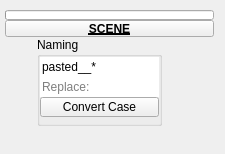
The window that tentacle/ui/uiLevel_3/scene.ui (m3trik/tentacle) describes before a commit, drawn with Qt 5.
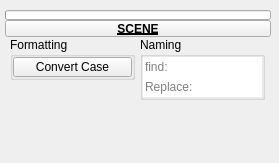
The same window after the commit. Custom widgets are drawn as their Qt base class.

```diff
--- a/tentacle/ui/uiLevel_3/scene.ui
+++ b/tentacle/ui/uiLevel_3/scene.ui
@@ -9,8 +9,8 @@
    <rect>
     <x>0</x>
     <y>0</y>
-    <width>225</width>
-    <height>154</height>
+    <width>279</width>
+    <height>163</height>
    </rect>
   </property>
   <property name="minimumSize">
@@ -43,8 +43,8 @@
      <rect>
       <x>5</x>
       <y>10</y>
-      <width>209</width>
-      <height>116</height>
+      <width>266</width>
+      <height>137</height>
      </rect>
     </property>
     <layout class="QGridLayout" name="gridLayout_2">
@@ -79,6 +79,35 @@
        </property>
       </widget>
      </item>
+     <item row="1" column="1" colspan="2">
+      <widget class="PushButtonDraggable" name="draggable_header">
+       <property name="minimumSize">
+        <size>
+         <width>19</width>
+         <height>17</height>
+        </size>
+       </property>
+       <property name="maximumSize">
+        <size>
+         <width>999</width>
+         <height>17</height>
+        </size>
+       </property>
+       <property name="font">
+        <font>
+         <weight>75</weight>
+         <bold>true</bold>
+         <underline>true</underline>
+        </font>
+       </property>
+       <property name="text">
+        <string>SCENE</string>
+       </property>
+       <property name="checkable">
+        <bool>true</bool>
+       </property>
+      </widget>
+     </item>
      <item row="2" column="1" colspan="2">
       <layout class="QHBoxLayout" name="horizontalLayout">
        <item>
@@ -87,7 +116,94 @@
           <number>0</number>
          </property>
          <item>
-          <widget class="QGroupBox" name="groupBox_4">
+          <widget class="QGroupBox" name="Formatting">
+           <property name="minimumSize">
+            <size>
+             <width>125</width>
+             <height>0</height>
+            </size>
+           </property>
+           <property name="maximumSize">
+            <size>
+             <width>125</width>
+             <height>999</height>
+            </size>
+           </property>
+           <property name="title">
+            <string>Formatting</string>
+           </property>
+           <layout class="QVBoxLayout" name="verticalLayout_4">
+            <property name="spacing">
+             <number>0</number>
+            </property>
+            <property name="leftMargin">
+             <number>0</number>
+            </property>
+            <property name="topMargin">
+             <number>0</number>
+            </property>
+            <property name="rightMargin">
+             <number>0</number>
+            </property>
+            <property name="bottomMargin">
+             <number>0</number>
+            </property>
+            <item>
+             <widget class="PushButton" name="tb000">
+              <property name="enabled">
+               <bool>true</bool>
+              </property>
+              <property name="minimumSize">
+               <size>
+                <width>0</width>
+                <height>20</height>
+               </size>
+              </property>
+              <property name="maximumSize">
+               <size>
+                <width>999</width>
+                <height>20</height>
+               </size>
+              </property>
+              <property name="toolTip">
+               <string>Convert the case of scene object names.</string>
+              </property>
+              <property name="text">
+               <string>Convert Case</string>
+              </property>
+              <property name="iconSize">
+               <size>
+                <width>18</width>
+                <height>18</height>
+               </size>
+              </property>
+             </widget>
+            </item>
+           </layout>
+          </widget>
+         </item>
+         <item>
+          <spacer name="verticalSpacer_2">
+           <property name="orientation">
+            <enum>Qt::Vertical</enum>
+           </property>
+           <property name="sizeHint" stdset="0">
+            <size>
+             <width>20</width>
+             <height>40</height>
+            </size>
+           </property>
+          </spacer>
+         </item>
+        </layout>
+       </item>
+       <item>
+        <layout class="QVBoxLayout" name="verticalLayout_2">
+         <property name="spacing">
+          <number>0</number>
+         </property>
+         <item>
+          <widget class="QGroupBox" name="Naming">
            <property name="minimumSize">
             <size>
              <width>125</width>
@@ -146,7 +262,7 @@
                <bool>true</bool>
               </property>
               <property name="text">
-               <string>pasted__*</string>
+               <string/>
               </property>
               <property name="maxLength">
                <number>99</number>
@@ -199,60 +315,9 @@
               </property>
              </widget>
             </item>
-            <item>
-             <widget class="ToolButton" name="tb000">
-              <property name="enabled">
-               <bool>true</bool>
-              </property>
-              <property name="minimumSize">
-               <size>
-                <width>0</width>
-                <height>20</height>
-               </size>
-              </property>
-              <property name="maximumSize">
-               <size>
-                <width>999</width>
-                <height>20</height>
-               </size>
-              </property>
-              <property name="toolTip">
-               <string>Convert the case of scene object names.</string>
-              </property>
-              <property name="text">
-               <string>Convert Case</string>
-              </property>
-              <property name="iconSize">
-               <size>
-                <width>18</width>
-                <height>18</height>
-               </size>
-              </property>
-             </widget>
-            </item>
-            <item>
-             <spacer name="verticalSpacer_2">
-              <property name="orientation">
-               <enum>Qt::Vertical</enum>
-              </property>
-              <property name="sizeHint" stdset="0">
-               <size>
-                <width>20</width>
-                <height>40</height>
-               </size>
-              </property>
-             </spacer>
-            </item>
            </layout>
           </widget>
          </item>
-        </layout>
-       </item>
-       <item>
-        <layout class="QVBoxLayout" name="verticalLayout_2">
-         <property name="spacing">
-          <number>0</number>
-         </property>
          <item>
           <spacer name="verticalSpacer">
            <property name="orientation">
@@ -270,35 +335,6 @@
        </item>
       </layout>
      </item>
-     <item row="1" column="1" colspan="2">
-      <widget class="PushButtonDraggable" name="draggable_header">
-       <property name="minimumSize">
-        <size>
-         <width>207</width>
-         <height>17</height>
-        </size>
-       </property>
-       <property name="maximumSize">
-        <size>
-         <width>999</width>
-         <height>17</height>
-        </size>
-       </property>
-       <property name="font">
-        <font>
-         <weight>75</weight>
-         <bold>true</bold>
-         <underline>true</underline>
-        </font>
-       </property>
-       <property name="text">
-        <string>SCENE</string>
-       </property>
-       <property name="checkable">
-        <bool>true</bool>
-       </property>
-      </widget>
-     </item>
     </layout>
    </widget>
   </widget>
@@ -314,16 +350,16 @@
    <extends>QProgressBar</extends>
    <header>widgets.progressbar.h</header>
   </customwidget>
+  <customwidget>
+   <class>PushButton</class>
+   <extends>QPushButton</extends>
+   <header>widgets.pushbutton.h</header>
+  </customwidget>
   <customwidget>
    <class>LineEdit</class>
    <extends>QLineEdit</extends>
    <header>widgets.lineedit.h</header>
   </customwidget>
-  <customwidget>
-   <class>ToolButton</class>
-   <extends>QToolButton</extends>
-   <header>widgets.toolbutton.h</header>
-  </customwidget>
  </customwidgets>
  <resources/>
  <connections/>
```
